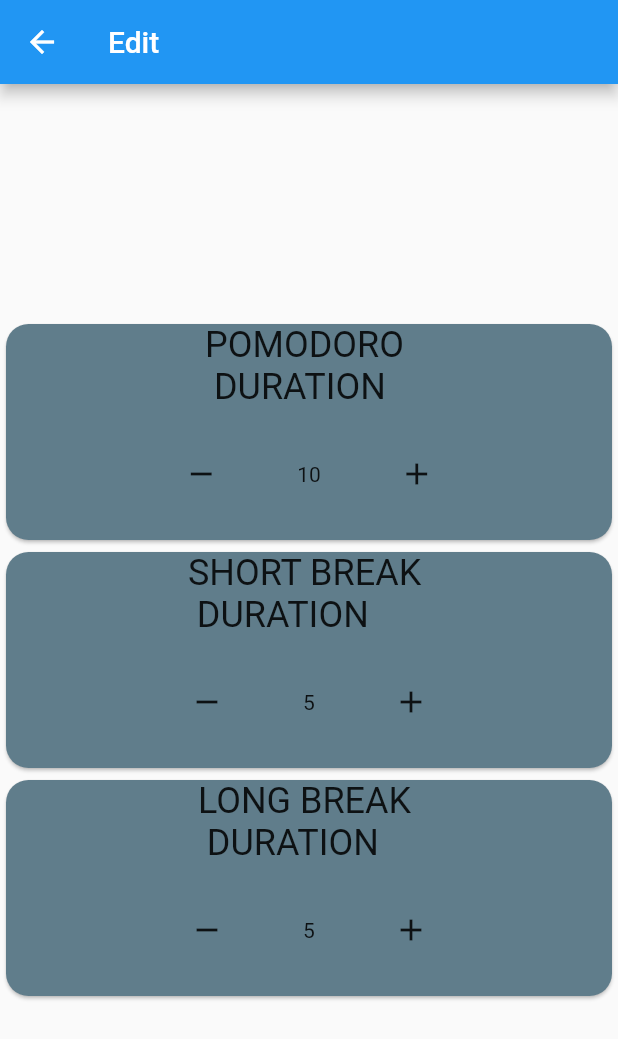
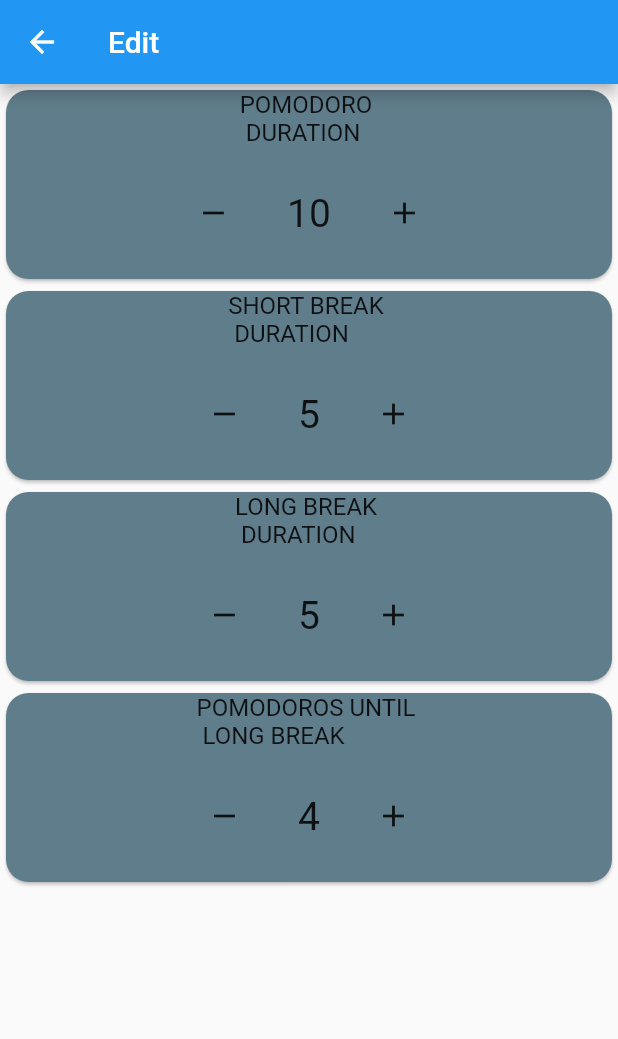
Before and after one commit to anhar-x/Pomodoro-Flutter, a Flutter app: the EditPage screen opened directly, after a tap on the "remove" icon, after a tap on the "add" icon, on a phone screen of 412 x 824 dp. Shown: the top 1039 px of the screen. Run offline on Flutter 3.47's test engine with Material 2 defaults, Android fonts, the phone set to English and light mode, and no system bars; our stand-ins replace audioplayers, circular_countdown_timer, shared_preferences; accounts and stored records are empty.

Commit message:
Added UI for pomodoros until long break...not implemented

```diff
--- a/lib/main.dart
+++ b/lib/main.dart
@@ -16,8 +16,11 @@ void main() async{
   if(prefs.getInt('short_break') == null){
     await prefs.setInt('short_break', 5);
   }
-   if(prefs.getInt('long_break') == null){
+  if(prefs.getInt('long_break') == null){
     await prefs.setInt('long_break', 5);
+  }
+  if(prefs.getInt('until_long_break') == null){
+    await prefs.setInt('until_long_break', 4);
   }
 }
 
--- a/lib/pages/edit_page.dart
+++ b/lib/pages/edit_page.dart
@@ -15,7 +15,7 @@ class _EditPageState extends State<EditPage> {
     );
   }
 
-  _createUI({String name, int timerType, String prefsName}) {
+  _createTimeChooser({String name, int timerLen, String prefsName}) {
     return Card(
       shape: RoundedRectangleBorder(
         borderRadius: BorderRadius.circular(15.0),
@@ -23,7 +23,7 @@ class _EditPageState extends State<EditPage> {
       color: Colors.blueGrey,
       child: Column(
         children: [
-          Text('$name \n DURATION', style: TextStyle(fontSize: 24)),
+          Text('$name', style: TextStyle(fontSize: 16)),
           Row(
             mainAxisAlignment: MainAxisAlignment.center,
             children: [
@@ -32,18 +32,18 @@ class _EditPageState extends State<EditPage> {
                 child: IconButton(
                   icon: Icon(Icons.remove),
                   onPressed: () async {
-                    if (timerType > 1) {
+                    if (timerLen > 1) {
                       setState(() {
-                        timerType--;
+                        timerLen--;
                       });
-                      await prefs.setInt('$prefsName', timerType);
+                      await prefs.setInt('$prefsName', timerLen);
                     }
                   },
                 ),
               ),
               Padding(
-                padding: EdgeInsets.all(20),
-                child: Text('$timerType'),
+                padding: EdgeInsets.all(5),
+                child: Text('$timerLen', style: TextStyle(fontSize: 26)),
               ),
               Padding(
                 padding: EdgeInsets.all(20),
@@ -51,9 +51,9 @@ class _EditPageState extends State<EditPage> {
                   icon: Icon(Icons.add),
                   onPressed: () async {
                     setState(() {
-                      timerType++;
+                      timerLen++;
                     });
-                    await prefs.setInt('$prefsName', timerType);
+                    await prefs.setInt('$prefsName', timerLen);
                   },
                 ),
               ),
@@ -68,13 +68,14 @@ class _EditPageState extends State<EditPage> {
     int pomodoro = prefs.getInt('pomodoro');
     int shortBreak = prefs.getInt('short_break');
     int longBreak = prefs.getInt('long_break');
+    int untilLongBreak = prefs.getInt('until_long_break');
 
     return Column(
-      mainAxisAlignment: MainAxisAlignment.center,
       children: [
-        _createUI(name: 'POMODORO', timerType: pomodoro, prefsName: 'pomodoro'),
-        _createUI(name: 'SHORT BREAK', timerType: shortBreak, prefsName: 'short_break'),
-        _createUI(name: 'LONG BREAK', timerType: longBreak, prefsName: 'long_break'),
+        _createTimeChooser(name: 'POMODORO \n DURATION', timerLen: pomodoro, prefsName: 'pomodoro'),
+        _createTimeChooser(name: 'SHORT BREAK \n DURATION', timerLen: shortBreak, prefsName: 'short_break'),
+        _createTimeChooser(name: 'LONG BREAK \n DURATION', timerLen: longBreak, prefsName: 'long_break'),
+        _createTimeChooser(name: 'POMODOROS UNTIL \n LONG BREAK', timerLen: untilLongBreak, prefsName: 'until_long_break'),
       ],
     );
   }
--- a/lib/pages/home.dart
+++ b/lib/pages/home.dart
@@ -24,6 +24,8 @@ class _MyHomePageState extends State<MyHomePage> {
   int pomodoro = prefs.getInt('pomodoro');
   int shortBreak = prefs.getInt('short_break');
   int longBreak = prefs.getInt('long_break');
+  int untilLongBreak = prefs.getInt('until_long_break');
+
 
   /*
   timerState=1=pomodoro
@@ -186,6 +188,8 @@ class _MyHomePageState extends State<MyHomePage> {
                         pomodoro = prefs.getInt('pomodoro');
                         shortBreak = prefs.getInt('short_break');
                         longBreak = prefs.getInt('long_break');
+                        untilLongBreak = prefs.getInt('until_long_break');
+
                       }));
             },
           ),
@@ -194,7 +198,7 @@ class _MyHomePageState extends State<MyHomePage> {
       body: Center(
           child: GestureDetector(
         //SWIPE
-        // Using the DragEndDetails allows us to only fire once per swipe.
+        //Using the DragEndDetails allows us to only fire once per swipe.
         onHorizontalDragEnd: (dragEndDetails) {
           if (dragEndDetails.primaryVelocity < 0) {
             //forwards
```
